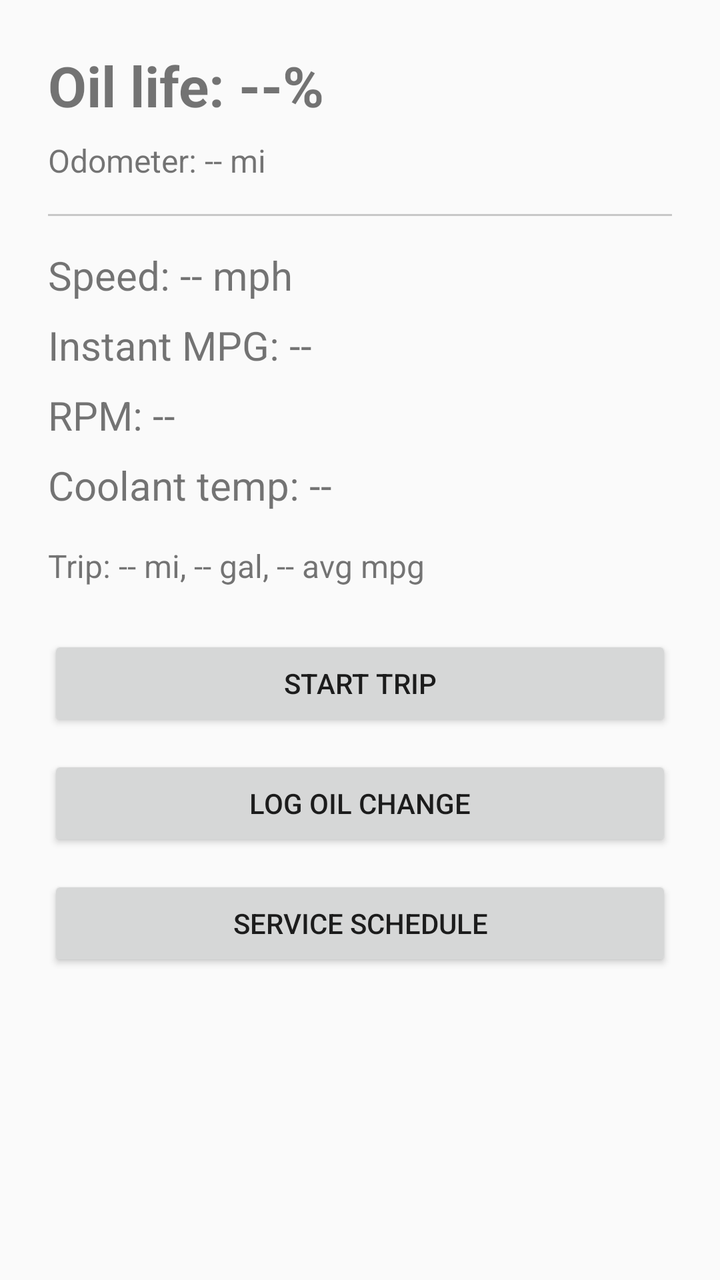
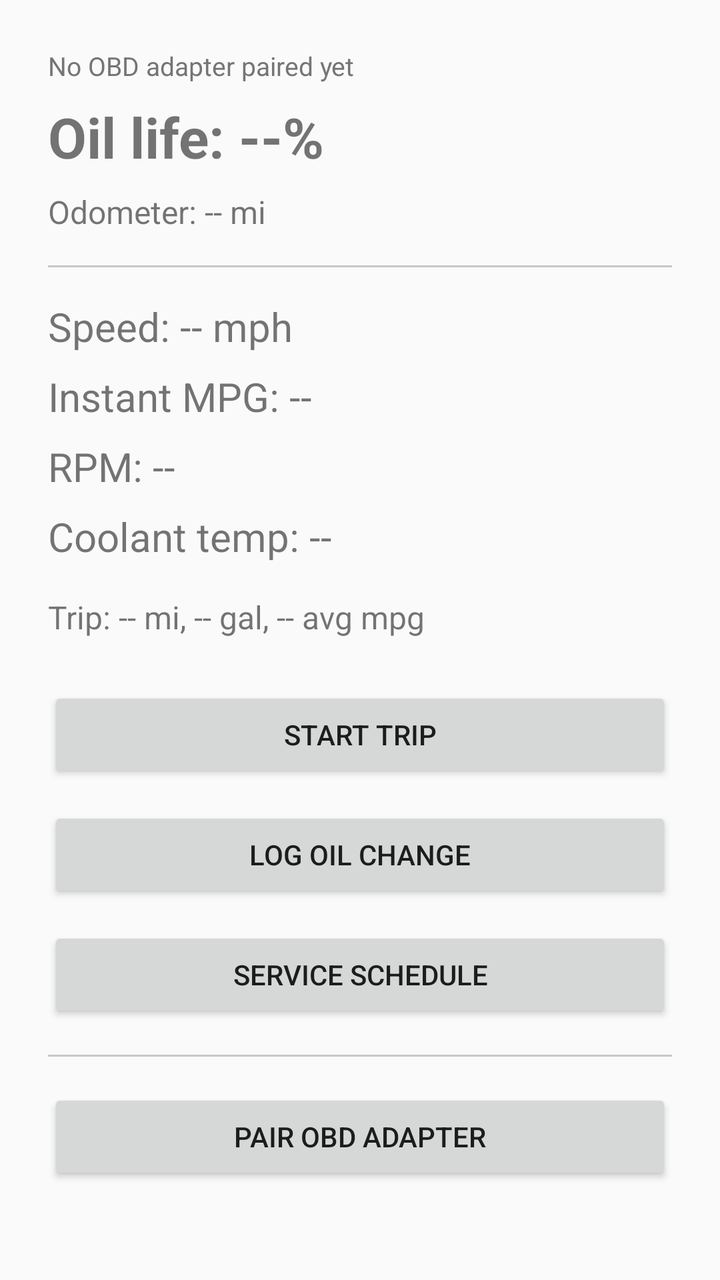

An Android layout rendered at two revisions. The XML below is the earlier revision; the diff shows what the commit changed to produce the second picture.
<!-- AndroidManifest.xml: application theme Theme.AppCompat.DayNight.DarkActionBar -->
<!-- res/layout/activity_main.xml -->
<?xml version="1.0" encoding="utf-8"?>
<LinearLayout xmlns:android="http://schemas.android.com/apk/res/android"
    android:layout_width="match_parent"
    android:layout_height="match_parent"
    android:orientation="vertical"
    android:padding="24dp">

    <TextView
        android:id="@+id/textOilLife"
        android:layout_width="match_parent"
        android:layout_height="wrap_content"
        android:textSize="28sp"
        android:textStyle="bold"
        android:text="Oil life: --%" />

    <TextView
        android:id="@+id/textOdometer"
        android:layout_width="match_parent"
        android:layout_height="wrap_content"
        android:textSize="16sp"
        android:layout_marginTop="8dp"
        android:text="Odometer: -- mi" />

    <View
        android:layout_width="match_parent"
        android:layout_height="1dp"
        android:background="#33000000"
        android:layout_marginTop="16dp"
        android:layout_marginBottom="16dp" />

    <TextView
        android:id="@+id/textSpeed"
        android:layout_width="match_parent"
        android:layout_height="wrap_content"
        android:textSize="20sp"
        android:text="Speed: -- mph" />

    <TextView
        android:id="@+id/textMpg"
        android:layout_width="match_parent"
        android:layout_height="wrap_content"
        android:textSize="20sp"
        android:layout_marginTop="8dp"
        android:text="Instant MPG: --" />

    <TextView
        android:id="@+id/textRpm"
        android:layout_width="match_parent"
        android:layout_height="wrap_content"
        android:textSize="20sp"
        android:layout_marginTop="8dp"
        android:text="RPM: --" />

    <TextView
        android:id="@+id/textCoolant"
        android:layout_width="match_parent"
        android:layout_height="wrap_content"
        android:textSize="20sp"
        android:layout_marginTop="8dp"
        android:text="Coolant temp: --" />

    <TextView
        android:id="@+id/textTrip"
        android:layout_width="match_parent"
        android:layout_height="wrap_content"
        android:textSize="16sp"
        android:layout_marginTop="16dp"
        android:text="Trip: -- mi, -- gal, -- avg mpg" />

    <Button
        android:id="@+id/buttonToggleTracking"
        android:layout_width="match_parent"
        android:layout_height="wrap_content"
        android:layout_marginTop="24dp"
        android:text="Start Trip" />

    <Button
        android:id="@+id/buttonResetOil"
        android:layout_width="match_parent"
        android:layout_height="wrap_content"
        android:layout_marginTop="12dp"
        android:text="Log Oil Change" />

    <Button
        android:id="@+id/buttonServiceStatus"
        android:layout_width="match_parent"
        android:layout_height="wrap_content"
        android:layout_marginTop="12dp"
        android:text="Service Schedule" />

</LinearLayout>
<!-- resources referenced by this layout -->
<resources>

</resources>

<!-- the commit's change to res/layout/activity_main.xml (unified diff, before → after) -->
@@ -6,11 +6,20 @@
     android:padding="24dp">
 
     <TextView
+        android:id="@+id/textAdapterStatus"
+        android:layout_width="match_parent"
+        android:layout_height="wrap_content"
+        android:textSize="13sp"
+        android:textColor="#757575"
+        android:text="No OBD adapter paired yet" />
+
+    <TextView
         android:id="@+id/textOilLife"
         android:layout_width="match_parent"
         android:layout_height="wrap_content"
         android:textSize="28sp"
         android:textStyle="bold"
+        android:layout_marginTop="8dp"
         android:text="Oil life: --%" />
 
     <TextView
@@ -88,4 +97,24 @@
         android:layout_marginTop="12dp"
         android:text="Service Schedule" />
 
+    <View
+        android:layout_width="match_parent"
+        android:layout_height="1dp"
+        android:background="#33000000"
+        android:layout_marginTop="16dp"
+        android:layout_marginBottom="16dp" />
+
+    <Button
+        android:id="@+id/buttonPairAdapter"
+        android:layout_width="match_parent"
+        android:layout_height="wrap_content"
+        android:text="Pair OBD Adapter" />
+
+    <Button
+        android:id="@+id/buttonAutoTrackingToggle"
+        android:layout_width="match_parent"
+        android:layout_height="wrap_content"
+        android:layout_marginTop="12dp"
+        android:text="Auto-Tracking: On" />
+
 </LinearLayout>
